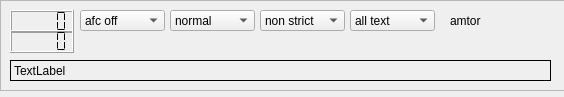
First picture: the form in decoders/amtor-decoder/amtor-widget.ui, repository JvanKatwijk/swradio-8, before the edit.
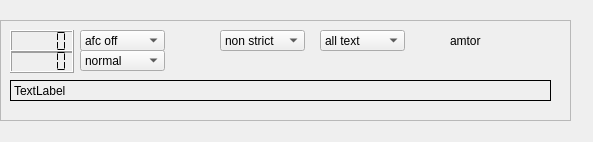
Second picture: the form after the edit.

The edit to the form file:
```diff
--- a/decoders/amtor-decoder/amtor-widget.ui
+++ b/decoders/amtor-decoder/amtor-widget.ui
@@ -6,8 +6,8 @@
    <rect>
     <x>0</x>
     <y>0</y>
-    <width>564</width>
-    <height>97</height>
+    <width>593</width>
+    <height>142</height>
    </rect>
   </property>
   <property name="windowTitle">
@@ -17,9 +17,9 @@
    <property name="geometry">
     <rect>
      <x>0</x>
-     <y>0</y>
-     <width>661</width>
-     <height>91</height>
+     <y>20</y>
+     <width>571</width>
+     <height>101</height>
     </rect>
    </property>
    <property name="frameShape">
@@ -102,8 +102,8 @@
    <widget class="QComboBox" name="amtorReverseButton">
     <property name="geometry">
      <rect>
-      <x>170</x>
-      <y>10</y>
+      <x>80</x>
+      <y>30</y>
       <width>85</width>
       <height>21</height>
      </rect>
@@ -122,7 +122,7 @@
    <widget class="QComboBox" name="amtorFecErrorButton">
     <property name="geometry">
      <rect>
-      <x>260</x>
+      <x>220</x>
       <y>10</y>
       <width>85</width>
       <height>21</height>
@@ -145,7 +145,7 @@
    <widget class="QComboBox" name="amtorMessage">
     <property name="geometry">
      <rect>
-      <x>350</x>
+      <x>320</x>
       <y>10</y>
       <width>85</width>
       <height>21</height>
```
